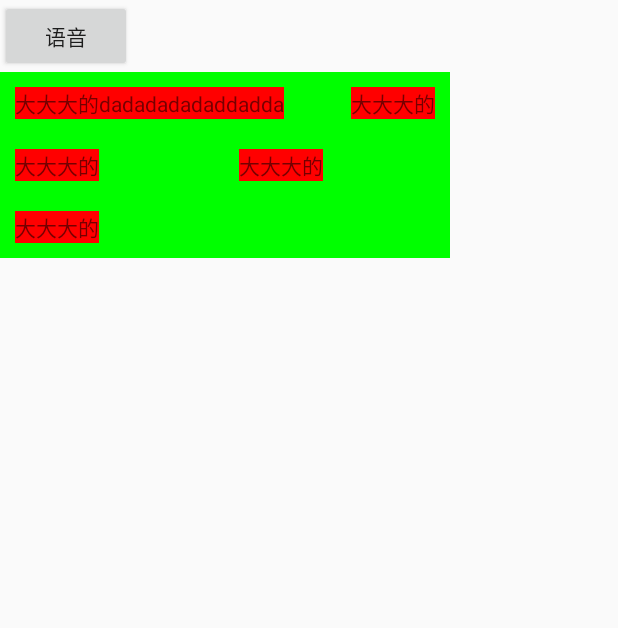
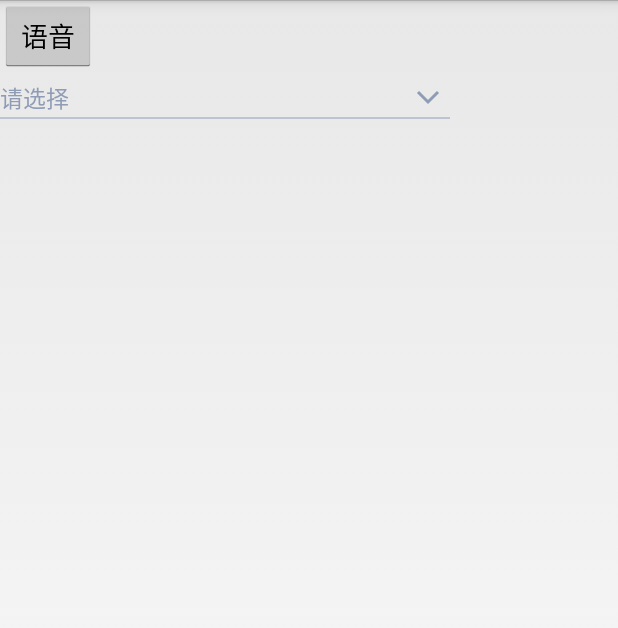
Before and after one commit to ljmingcom304/Robot_Core, an Android app: the screen it shows after launch (VoiceActivity), on a phone screen of 412 x 824 dp. Shown: the top 628 px of the screen. Run offline under Robolectric (Android 15) with nearby library versions, the phone set to English and light mode, and no system bars; our stand-ins replace CircleImageView.

Commit message:
优化Spinner下拉框的位置

```diff
--- a/app/src/main/java/com/mmednet/test/VoiceActivity.java
+++ b/app/src/main/java/com/mmednet/test/VoiceActivity.java
@@ -6,10 +6,13 @@ import android.support.annotation.Nullable;
 import android.util.Log;
 import android.view.View;
 import android.widget.Button;
+import android.widget.Spinner;
 
 import com.mmednet.library.layout.CustomActivity;
+import com.mmednet.library.view.EditLayout;
 import com.mmednet.library.view.dialog.BaseDialog;
 import com.mmednet.library.view.dialog.FragmentDialog;
+import com.mmednet.library.view.edit.EditView;
 
 
 import java.util.ArrayList;
@@ -19,6 +22,8 @@ public class VoiceActivity extends CustomActivity {
 
     //https://blog.csdn.net/maligebazi/article/details/80304894
     private Button mBtnVoice;
+    private EditLayout mElSpinner;
+
 
     @Override
     protected void onCreate(@Nullable Bundle savedInstanceState) {
@@ -32,6 +37,8 @@ public class VoiceActivity extends CustomActivity {
                 fragmentDialog.show();
             }
         });
-
+        mElSpinner = (EditLayout) findViewById(R.id.el_spinner);
+        Spinner spinner = (Spinner) mElSpinner.getEditView();
+        Log.e("TAG", spinner.getMeasuredHeight()+"========================" + spinner.getDropDownVerticalOffset());
     }
 }
--- a/app/src/main/res/layout/activity_voice.xml
+++ b/app/src/main/res/layout/activity_voice.xml
@@ -1,5 +1,6 @@
 <?xml version="1.0" encoding="utf-8"?>
 <LinearLayout xmlns:android="http://schemas.android.com/apk/res/android"
+    xmlns:app="http://schemas.android.com/apk/res-auto"
     android:layout_width="wrap_content"
     android:layout_height="wrap_content"
     android:orientation="vertical">
@@ -10,47 +11,11 @@
         android:layout_height="wrap_content"
         android:text="语音" />
 
-    <com.mmednet.test.GridLayout
+    <com.mmednet.library.view.EditLayout
+        android:id="@+id/el_spinner"
         android:layout_width="300dp"
         android:layout_height="wrap_content"
-        android:background="#0F0">
-
-        <TextView
-            android:layout_width="wrap_content"
-            android:layout_height="wrap_content"
-            android:layout_margin="10dp"
-            android:background="#F00"
-            android:text="大大大的dadadadadaddadda"/>
-
-        <TextView
-            android:layout_width="wrap_content"
-            android:layout_height="wrap_content"
-            android:layout_margin="10dp"
-            android:background="#F00"
-            android:text="大大大的"/>
-
-        <TextView
-            android:layout_width="wrap_content"
-            android:layout_height="wrap_content"
-            android:layout_margin="10dp"
-            android:background="#F00"
-            android:text="大大大的"/>
-
-        <TextView
-            android:layout_width="wrap_content"
-            android:layout_height="wrap_content"
-            android:layout_margin="10dp"
-            android:background="#F00"
-            android:text="大大大的"/>
-
-        <TextView
-            android:layout_width="wrap_content"
-            android:layout_height="wrap_content"
-            android:layout_margin="10dp"
-            android:background="#F00"
-            android:text="大大大的"/>
-
-
-    </com.mmednet.test.GridLayout>
+        app:hintText="小张|小王|小李"
+        app:viewType="spinner" />
 
 </LinearLayout>
--- a/app/src/main/res/values/styles.xml
+++ b/app/src/main/res/values/styles.xml
@@ -3,7 +3,7 @@
 
     <!-- Base application theme. -->
     <!-- Base application theme. -->
-    <style name="AppTheme" parent="Theme.AppCompat.Light.NoActionBar">
+    <style name="AppTheme" parent="@android:style/Theme.Holo.Light.NoActionBar">
         <!-- Customize your theme here. -->
         <item name="colorPrimary">@color/colorPrimary</item>
         <item name="colorPrimaryDark">@color/colorPrimaryDark</item>
--- a/library/src/main/java/com/mmednet/library/view/edit/ISpinner.java
+++ b/library/src/main/java/com/mmednet/library/view/edit/ISpinner.java
@@ -38,7 +38,7 @@ import java.util.List;
 /**
  * Title:ISpinner
  * <p>
- * Description:下拉框
+ * Description:下拉框（支持主题@android:style/Theme.Holo.Light.NoActionBar）
  * </p>
  * Author Jming.L
  * Date 2017/9/22 15:46
@@ -162,6 +162,7 @@ public class ISpinner extends Spinner implements EditView {
         mHint.add(DEFAULT);
         mAdapter = new SpinnerAdapter(mContext, mHint);
         this.setAdapter(mAdapter);
+
         //下拉背景为NULL点击空白处Spinner不消失
         this.setPopupBackgroundDrawable(new ColorDrawable(Color.parseColor("#2e365a")));
         this.setOnTouchListener(new View.OnTouchListener() {
```
